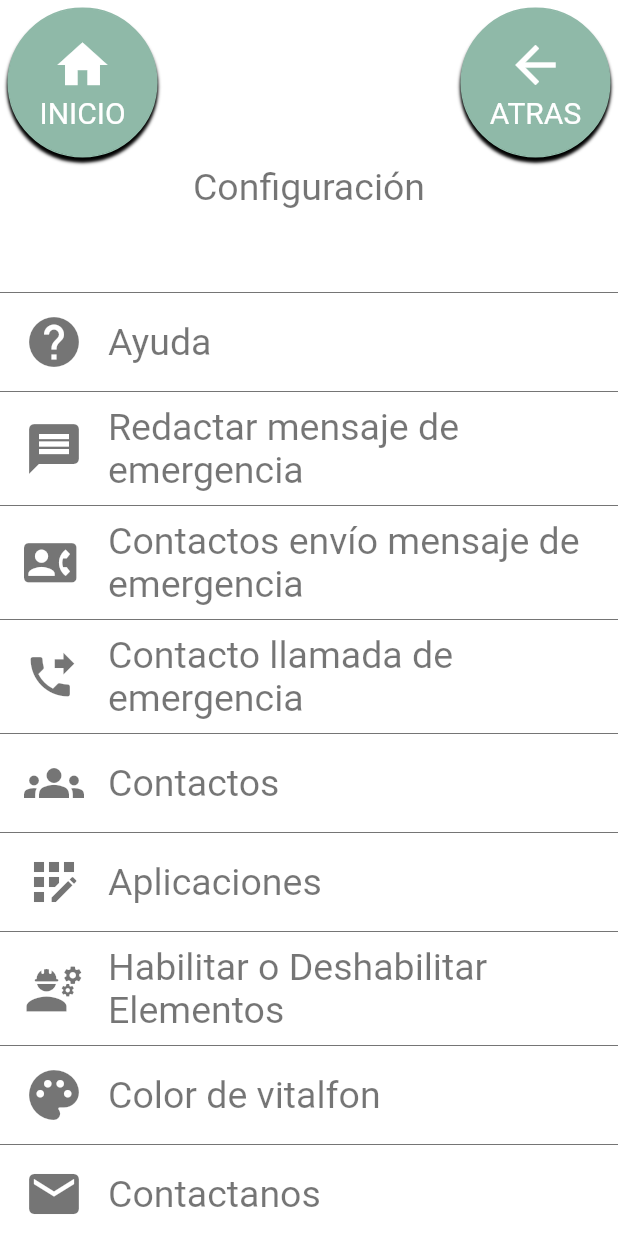
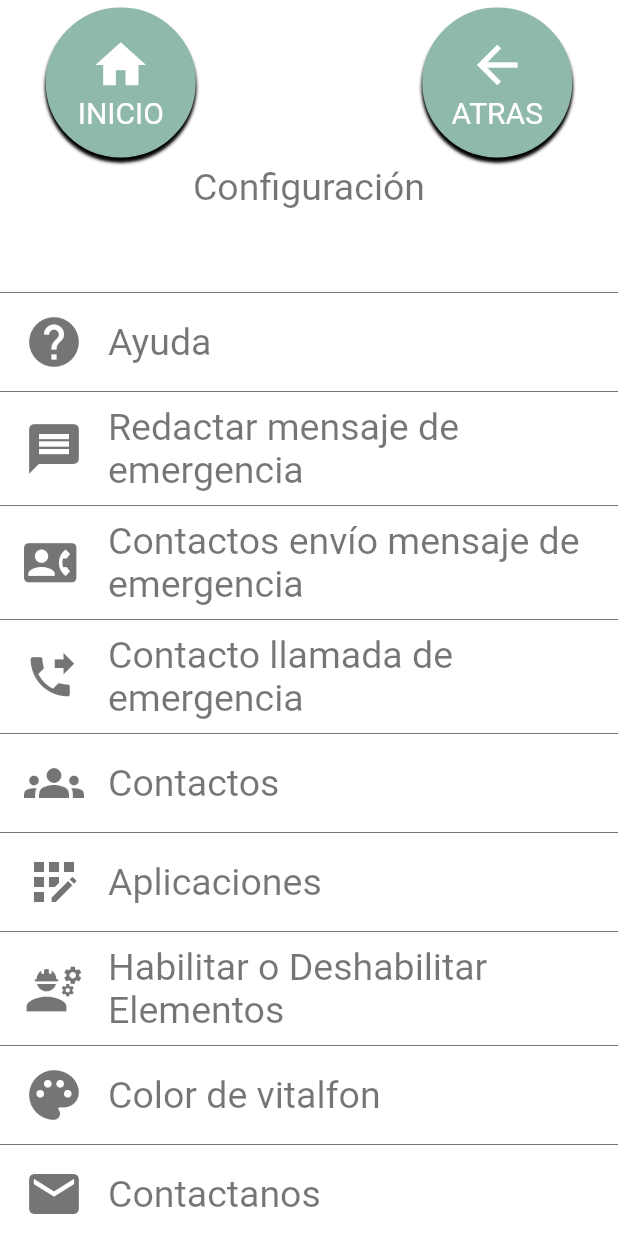
Before and after one commit to hualde666/piproyNuevo-master020722, a Flutter app: the Home2Page screen opened by its route, after a tap on "configurar vitalfon", on a phone screen of 412 x 824 dp. Run offline on Flutter 3.47's test engine with Material 2 defaults, Android fonts, the phone set to English and light mode, and no system bars; our stand-ins replace contacts_service, location, permission_handler, shared_preferences, sqflite; missing offline and left inert: device_apps, flutter_phone_direct_caller, flutter_sms; accounts and stored records are empty; statements that could not run were skipped.

Commit message:
mejoras 3

```diff
--- a/lib/scr/pages/home2_page.dart
+++ b/lib/scr/pages/home2_page.dart
@@ -34,6 +34,12 @@ class _Home2PageState extends State<Home2Page> {
   bool cargando = true;
   List<Widget> lista2 = [];
   Application api;
+
+  @override
+  void initState() {
+    // TODO: implement initState
+    super.initState();
+  }
 
   @override
   Widget build(BuildContext context) {
@@ -90,6 +96,7 @@ class _Home2PageState extends State<Home2Page> {
 
     final pref = Provider.of<Preferencias>(context);
     final listaMenu = apiProvider.listaMenu;
+    await apiProvider.cargarCategorias();
     List<Widget> listaOpciones = [];
     if (pref.iGoogle) {
       final apiGoogle = await apiProvider
@@ -362,7 +369,7 @@ class BotonesEncabezado extends StatelessWidget {
           mainAxisAlignment: MainAxisAlignment.spaceBetween,
           children: [
             Container(
-              //color: Colors.yellow,
+              //   color: Colors.yellow,
               child: Column(
                 children: [
                   Container(
@@ -381,9 +388,12 @@ class BotonesEncabezado extends StatelessWidget {
             ),
             Container(
               //    color: Colors.pink,
+              width: width / 2,
               child: Column(
+                crossAxisAlignment: CrossAxisAlignment.center,
                 children: [
                   Container(
+                    width: 200,
                     child: Row(
                         mainAxisAlignment: MainAxisAlignment.spaceBetween,
                         children: [
--- a/lib/scr/pages/telefono_discado.dart
+++ b/lib/scr/pages/telefono_discado.dart
@@ -24,6 +24,10 @@ class _DiscadoState extends State<Discado> {
   Widget build(BuildContext context) {
     double width = MediaQuery.of(context).size.width / 3;
     double height = (MediaQuery.of(context).size.height - 290) / 6;
+    print(width * 3);
+
+    print(height * 6);
+
     if (MediaQuery.of(context).size.height <= 480) {
       height = 50;
     }
--- a/lib/scr/widgets/tres_botones_header.dart
+++ b/lib/scr/widgets/tres_botones_header.dart
@@ -13,7 +13,7 @@ Widget tresBotonesHeader(
     padding: EdgeInsets.only(top: 5, left: 5, right: 5),
     child: Row(
       crossAxisAlignment: CrossAxisAlignment.center,
-      mainAxisAlignment: MainAxisAlignment.spaceBetween,
+      mainAxisAlignment: MainAxisAlignment.spaceEvenly,
       children: [
         botonHomeHeader(context, pagina),
         rojo ? botonRojoHeader(context, rojo) : Container(),
```
Also changed, not shown: lib/main.dart (+11 -11 lines), lib/scr/widgets/icon_conteiner.dart (+11 -11 lines), lib/scr/widgets/tecla_numero_telefono.dart (deleted), 2 other files.
